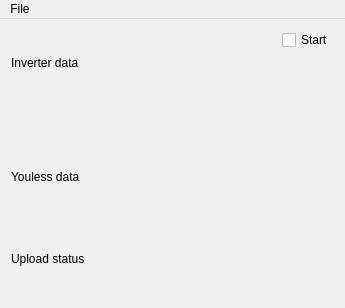
Before: the Qt Designer form Sunspec/mainwindow.ui in Joozzt/Sunspec-solar-panels-monitor, drawn with Qt 5.
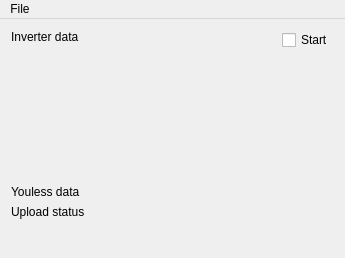
After: the same form once the commit is applied.

Diff of the .ui file:
```diff
--- a/Sunspec/mainwindow.ui
+++ b/Sunspec/mainwindow.ui
@@ -7,7 +7,7 @@
     <x>0</x>
     <y>0</y>
     <width>345</width>
-    <height>308</height>
+    <height>258</height>
    </rect>
   </property>
   <property name="windowTitle">
@@ -15,23 +15,34 @@
   </property>
   <widget class="QWidget" name="centralWidget">
    <layout class="QGridLayout" name="gridLayout">
-    <item row="1" column="0">
-     <widget class="QLabel" name="label">
+    <item row="2" column="1" alignment="Qt::AlignTop">
+     <widget class="QCheckBox" name="checkBox">
+      <property name="sizePolicy">
+       <sizepolicy hsizetype="Minimum" vsizetype="Expanding">
+        <horstretch>0</horstretch>
+        <verstretch>0</verstretch>
+       </sizepolicy>
+      </property>
       <property name="text">
-       <string>Inverter data</string>
-      </property>
-      <property name="alignment">
-       <set>Qt::AlignLeading|Qt::AlignLeft|Qt::AlignTop</set>
-      </property>
-      <property name="wordWrap">
-       <bool>true</bool>
+       <string>Start</string>
       </property>
      </widget>
     </item>
-    <item row="3" column="0">
+    <item row="9" column="0" alignment="Qt::AlignBottom">
      <widget class="QLabel" name="uploadlabel">
+      <property name="sizePolicy">
+       <sizepolicy hsizetype="Preferred" vsizetype="Fixed">
+        <horstretch>0</horstretch>
+        <verstretch>0</verstretch>
+       </sizepolicy>
+      </property>
       <property name="text">
-       <string>Upload status</string>
+       <string>Upload status
+
+</string>
+      </property>
+      <property name="alignment">
+       <set>Qt::AlignLeading|Qt::AlignLeft|Qt::AlignTop</set>
       </property>
       <property name="wordWrap">
        <bool>true</bool>
@@ -39,16 +50,37 @@
      </widget>
     </item>
     <item row="2" column="0">
+     <widget class="QLabel" name="label">
+      <property name="sizePolicy">
+       <sizepolicy hsizetype="Expanding" vsizetype="Expanding">
+        <horstretch>0</horstretch>
+        <verstretch>0</verstretch>
+       </sizepolicy>
+      </property>
+      <property name="text">
+       <string>Inverter data</string>
+      </property>
+      <property name="alignment">
+       <set>Qt::AlignLeading|Qt::AlignLeft|Qt::AlignTop</set>
+      </property>
+      <property name="wordWrap">
+       <bool>true</bool>
+      </property>
+     </widget>
+    </item>
+    <item row="8" column="0">
      <widget class="QLabel" name="youless_label">
+      <property name="sizePolicy">
+       <sizepolicy hsizetype="Preferred" vsizetype="Fixed">
+        <horstretch>0</horstretch>
+        <verstretch>0</verstretch>
+       </sizepolicy>
+      </property>
       <property name="text">
        <string>Youless data</string>
       </property>
-     </widget>
-    </item>
-    <item row="0" column="0" alignment="Qt::AlignRight">
-     <widget class="QCheckBox" name="checkBox">
-      <property name="text">
-       <string>Start</string>
+      <property name="alignment">
+       <set>Qt::AlignLeading|Qt::AlignLeft|Qt::AlignTop</set>
       </property>
      </widget>
     </item>
```
